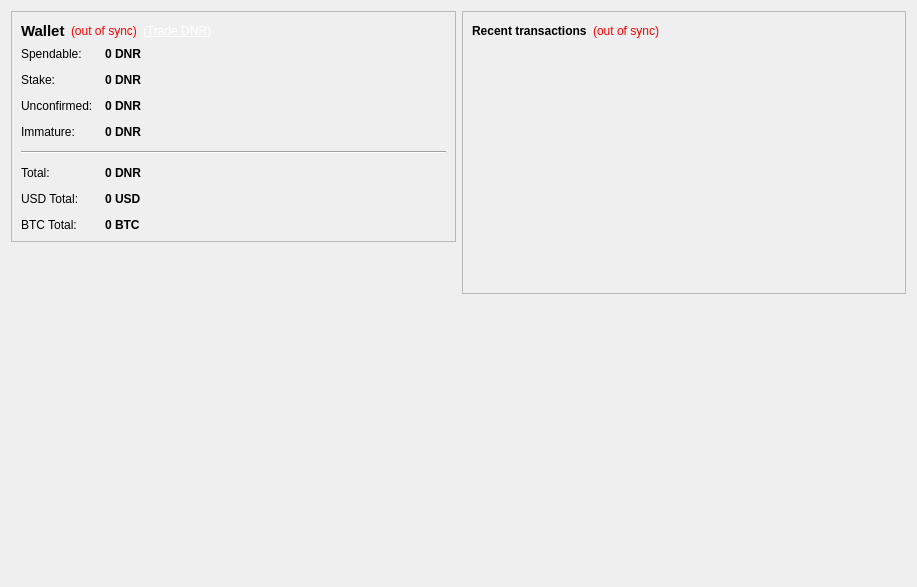
The window that src/qt/forms/overviewpage.ui (metaspartan/denarius) describes before a commit, drawn with Qt 5.
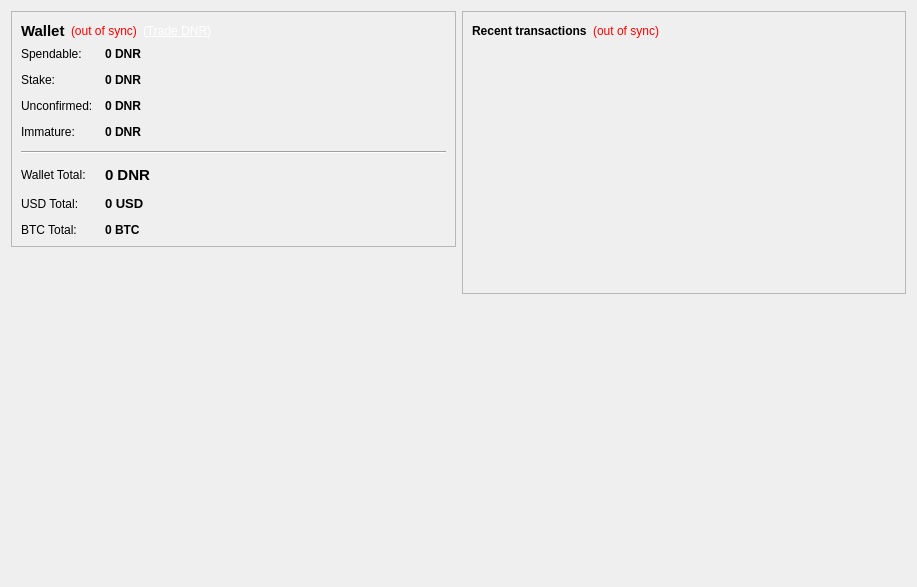
The same window after the commit. Icons and pictures are not drawn.

Diff of the .ui file:
```diff
--- a/src/qt/forms/overviewpage.ui
+++ b/src/qt/forms/overviewpage.ui
@@ -219,7 +219,7 @@
           <item row="5" column="0">
            <widget class="QLabel" name="labelTotalText">
             <property name="text">
-             <string>Total:</string>
+             <string>Wallet Total:</string>
             </property>
            </widget>
           </item>
@@ -227,6 +227,7 @@
            <widget class="QLabel" name="labelTotal">
             <property name="font">
              <font>
+              <pointsize>11</pointsize>
               <weight>75</weight>
               <bold>true</bold>
              </font>
@@ -256,6 +257,7 @@
            <widget class="QLabel" name="labelUSDTotal">
             <property name="font">
              <font>
+              <pointsize>10</pointsize>
               <weight>75</weight>
               <bold>true</bold>
              </font>
```
Left out of the diff: 10 changed lines with no effect on the pictures.
